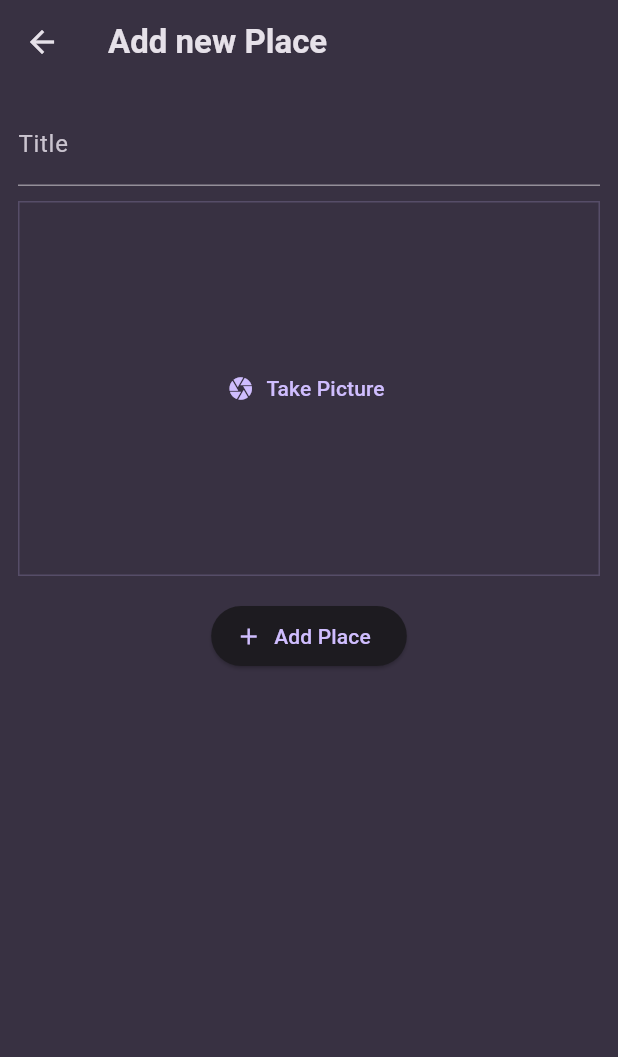
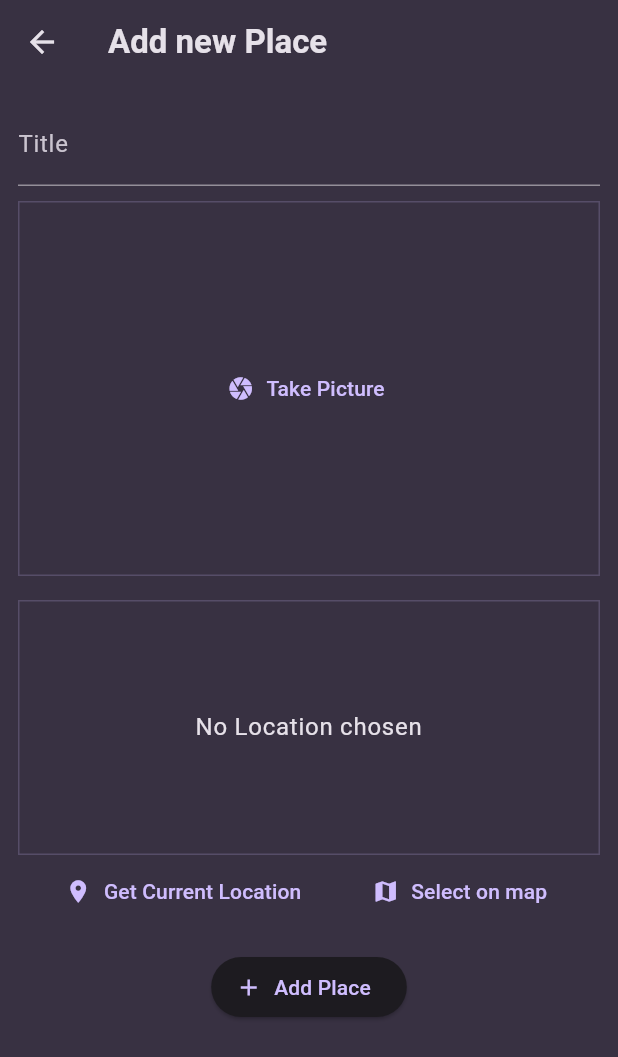
Before and after one commit to prithvirajbaral/favorite_place_app, a Flutter app: the AddPlaceScreen screen opened directly, on a phone screen of 412 x 824 dp. Shown: the top 1057 px of the screen. Run offline on Flutter 3.47's test engine with Material 3 defaults, Android fonts, the phone set to English and light mode, and no system bars; our stand-ins replace flutter_riverpod, google_fonts, image_picker.

Commit message:
add LocationInput widget to AddPlaceScreen for location selection

```diff
--- a/lib/screens/add_place.dart
+++ b/lib/screens/add_place.dart
@@ -2,6 +2,7 @@ import 'dart:io';
 
 import 'package:favorite_place_app/providers/user_places.dart';
 import 'package:favorite_place_app/widgets/image_input.dart';
+import 'package:favorite_place_app/widgets/location_input.dart';
 import 'package:flutter/material.dart';
 import 'package:flutter_riverpod/flutter_riverpod.dart';
 
@@ -63,6 +64,10 @@ class _AddPlaceScreenState extends ConsumerState<AddPlaceScreen> {
             const SizedBox(
               height: 16,
             ),
+            LocationInput(),
+            const SizedBox(
+              height: 16,
+            ),
             ElevatedButton.icon(
               onPressed: _savePlace,
               icon: const Icon(Icons.add),
--- /dev/null
+++ b/lib/widgets/location_input.dart
@@ -0,0 +1,47 @@
+import 'package:flutter/material.dart';
+
+class LocationInput extends StatefulWidget {
+  const LocationInput({super.key});
+
+  @override
+  State<LocationInput> createState() => _LocationInputState();
+}
+
+class _LocationInputState extends State<LocationInput> {
+  @override
+  Widget build(BuildContext context) {
+    return Column(
+      children: [
+        Container(
+          height: 170,
+          alignment: Alignment.center,
+          width: double.infinity,
+          decoration: BoxDecoration(
+            border: Border.all(
+              width: 1,
+              color: Theme.of(context).colorScheme.primary.withOpacity(0.2),
+            ),
+          ),
+          child: Text('No Location chosen', textAlign: TextAlign.center, style: Theme.of(context).textTheme.bodyLarge!.copyWith(
+            color: Theme.of(context).colorScheme.onSurface
+          ),),
+        ),
+        Row(
+          mainAxisAlignment: MainAxisAlignment.spaceEvenly,
+          children: [
+            TextButton.icon(
+              onPressed: () {},
+              label: const Text('Get Current Location'),
+              icon: const Icon(Icons.location_on),
+            ),
+            TextButton.icon(
+              onPressed: () {},
+              label: const Text('Select on map'),
+              icon: const Icon(Icons.map),
+            )
+          ],
+        )
+      ],
+    );
+  }
+}
```
